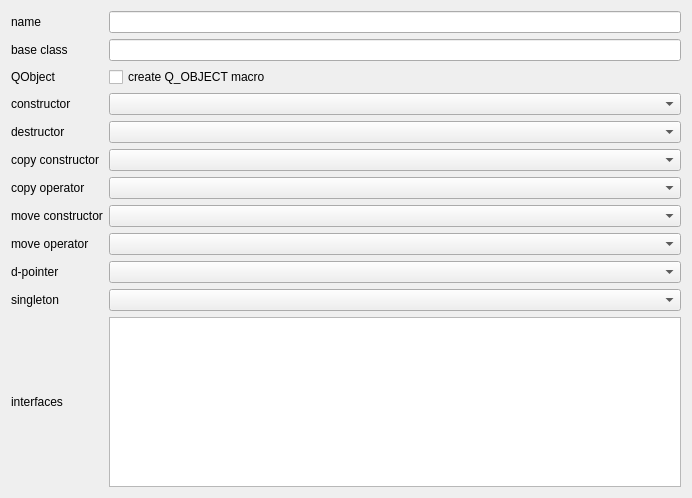
Above: CodeCreator/GeneratorClass.ui from Ulle84/UllesSourceCode before the change. Below: the same form after it.
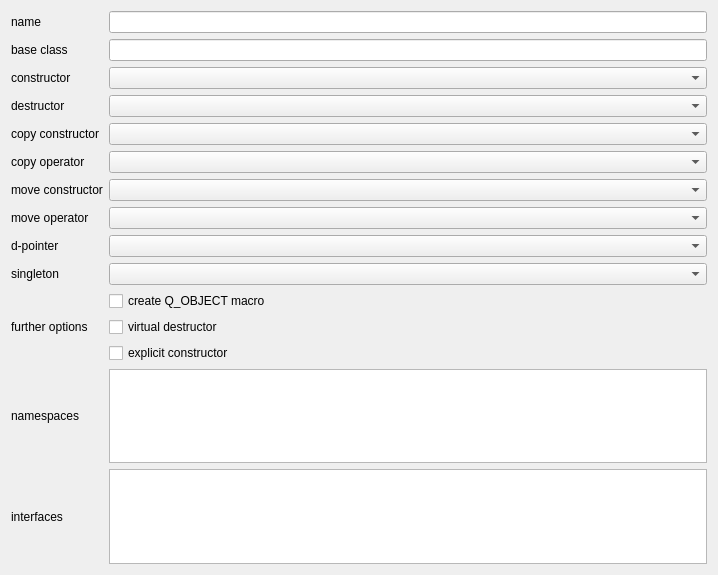
That is the form after the change. Custom widgets are drawn as their Qt base class.

Commit message: + GUI for class generator

Diff of the .ui file:
```diff
--- a/CodeCreator/GeneratorClass.ui
+++ b/CodeCreator/GeneratorClass.ui
@@ -6,8 +6,8 @@
    <rect>
     <x>0</x>
     <y>0</y>
-    <width>692</width>
-    <height>498</height>
+    <width>718</width>
+    <height>575</height>
    </rect>
   </property>
   <property name="windowTitle">
@@ -16,8 +16,8 @@
   <layout class="QVBoxLayout" name="verticalLayout">
    <item>
     <layout class="QGridLayout" name="gridLayout">
-     <item row="2" column="1">
-      <layout class="QVBoxLayout" name="verticalLayout_2">
+     <item row="10" column="1">
+      <layout class="QVBoxLayout" name="verticalLayout_3">
        <item>
         <widget class="QCheckBox" name="checkBoxQObjectMacro">
          <property name="text">
@@ -25,12 +25,26 @@
          </property>
         </widget>
        </item>
+       <item>
+        <widget class="QCheckBox" name="checkBoxVirtualDesctructor">
+         <property name="text">
+          <string>virtual destructor</string>
+         </property>
+        </widget>
+       </item>
+       <item>
+        <widget class="QCheckBox" name="checkBoxExplicitDestructor">
+         <property name="text">
+          <string>explicit constructor</string>
+         </property>
+        </widget>
+       </item>
       </layout>
      </item>
      <item row="0" column="1">
       <widget class="QLineEdit" name="lineEditName"/>
      </item>
-     <item row="7" column="0">
+     <item row="6" column="0">
       <widget class="QLabel" name="label_9">
        <property name="text">
         <string>move constructor</string>
@@ -44,14 +58,14 @@
        </property>
       </widget>
      </item>
-     <item row="6" column="0">
+     <item row="5" column="0">
       <widget class="QLabel" name="label_8">
        <property name="text">
         <string>copy operator</string>
        </property>
       </widget>
      </item>
-     <item row="11" column="0">
+     <item row="12" column="0">
       <widget class="QLabel" name="label_3">
        <property name="text">
         <string>interfaces</string>
@@ -61,7 +75,7 @@
      <item row="1" column="1">
       <widget class="QLineEdit" name="lineEditBaseClass"/>
      </item>
-     <item row="5" column="0">
+     <item row="4" column="0">
       <widget class="QLabel" name="label_7">
        <property name="text">
         <string>copy constructor</string>
@@ -75,34 +89,24 @@
        </property>
       </widget>
      </item>
-     <item row="11" column="1">
-      <widget class="QPlainTextEdit" name="plainTextEdit"/>
+     <item row="12" column="1">
+      <widget class="QPlainTextEdit" name="plainTextEditInterfaces"/>
      </item>
-     <item row="3" column="0">
+     <item row="2" column="0">
       <widget class="QLabel" name="label_5">
        <property name="text">
         <string>constructor</string>
        </property>
       </widget>
      </item>
-     <item row="4" column="0">
+     <item row="3" column="0">
       <widget class="QLabel" name="label_6">
        <property name="text">
         <string>destructor</string>
        </property>
       </widget>
      </item>
-     <item row="3" column="1">
-      <widget class="SelectorDeclarationType" name="constructor"/>
-     </item>
-     <item row="2" column="0">
-      <widget class="QLabel" name="label_4">
-       <property name="text">
-        <string>QObject</string>
-       </property>
-      </widget>
-     </item>
-     <item row="8" column="0">
+     <item row="7" column="0">
       <widget class="QLabel" name="label_10">
        <property name="text">
         <string>move operator</string>
@@ -110,39 +114,59 @@
       </widget>
      </item>
      <item row="5" column="1">
-      <widget class="SelectorDeclarationType" name="copyConstructor"/>
+      <widget class="SelectorDeclarationType" name="copyOperator"/>
      </item>
      <item row="4" column="1">
-      <widget class="SelectorDeclarationType" name="destructor"/>
+      <widget class="SelectorDeclarationType" name="copyConstructor"/>
      </item>
      <item row="6" column="1">
-      <widget class="SelectorDeclarationType" name="copyOperator"/>
-     </item>
-     <item row="7" column="1">
       <widget class="SelectorDeclarationType" name="moveConstructor"/>
      </item>
-     <item row="8" column="1">
-      <widget class="SelectorDeclarationType" name="moveOperator"/>
-     </item>
-     <item row="9" column="0">
+     <item row="8" column="0">
       <widget class="QLabel" name="label_11">
        <property name="text">
         <string>d-pointer</string>
        </property>
       </widget>
      </item>
-     <item row="9" column="1">
-      <widget class="SelectorDPointerType" name="comboBoxDPointer"/>
+     <item row="7" column="1">
+      <widget class="SelectorDeclarationType" name="moveOperator"/>
      </item>
-     <item row="10" column="0">
+     <item row="9" column="0">
       <widget class="QLabel" name="label_12">
        <property name="text">
         <string>singleton</string>
        </property>
       </widget>
      </item>
-     <item row="10" column="1">
-      <widget class="SelectorSingletonType" name="comboBoxSingleton"/>
+     <item row="8" column="1">
+      <widget class="SelectorDPointerType" name="dPointer"/>
+     </item>
+     <item row="9" column="1">
+      <widget class="SelectorSingletonType" name="singleton"/>
+     </item>
+     <item row="10" column="0">
+      <widget class="QLabel" name="label_13">
+       <property name="text">
+        <string>further options</string>
+       </property>
+      </widget>
+     </item>
+     <item row="3" column="1">
+      <widget class="SelectorDeclarationType" name="destructor"/>
+     </item>
+     <item row="2" column="1">
+      <widget class="SelectorDeclarationType" name="constructor"/>
+     </item>
+     <item row="11" column="0">
+      <widget class="QLabel" name="label_4">
+       <property name="text">
+        <string>namespaces</string>
+       </property>
+      </widget>
+     </item>
+     <item row="11" column="1">
+      <widget class="QPlainTextEdit" name="plainTextEditNamespaces"/>
      </item>
     </layout>
    </item>
```
The commit also changes 3 other files.
